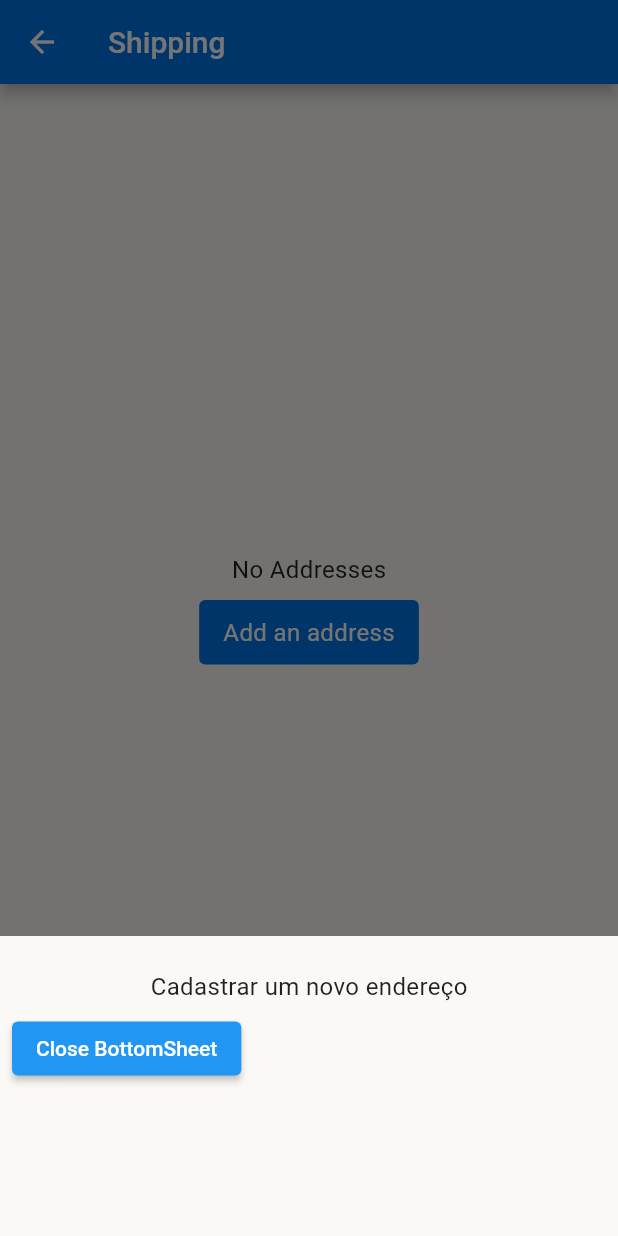
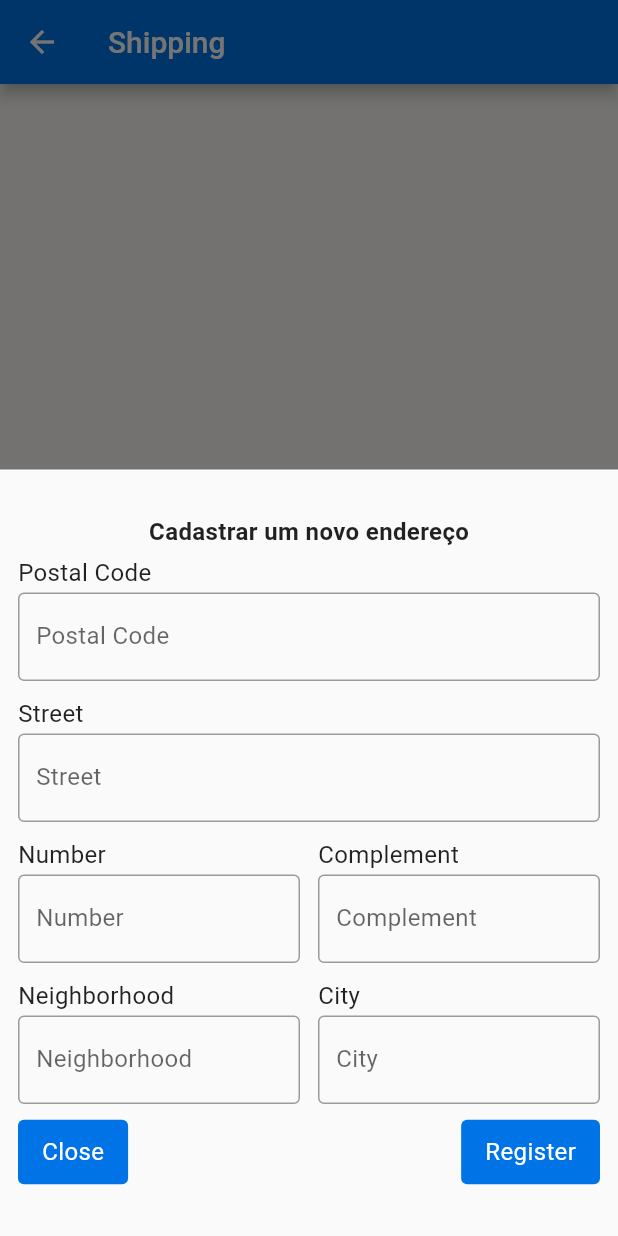
Before and after one commit to kobe-rodrigoperozzo/accessible_ds, a Flutter app: the ShippingPage screen opened directly with empty values, after a tap on "Add an address", on a phone screen of 412 x 824 dp. Run offline on Flutter 3.47's test engine with Material 2 defaults, Android fonts, the phone set to English and light mode, and no system bars; our stand-ins replace equatable; network calls fail.

```diff
--- a/example/lib/pages/shipping.dart
+++ b/example/lib/pages/shipping.dart
@@ -16,32 +16,138 @@ class _ShippingPageState extends State<ShippingPage> {
   List<Address> addresses = [];
 
   void addAddress() {
+    TextEditingController postalCodeController = TextEditingController();
+    TextEditingController streetController = TextEditingController();
+    TextEditingController numberController = TextEditingController();
+    TextEditingController complementController = TextEditingController();
+    TextEditingController neighborhoodController = TextEditingController();
+    TextEditingController cityController = TextEditingController();
+
     showModalBottomSheet<void>(
+      isScrollControlled: true,
       context: context,
       builder: (BuildContext context) {
-        return Container(
-          height: 200,
-          color: DsColors.foundation,
+        return SingleChildScrollView(
           child: Padding(
             padding: const EdgeInsets.symmetric(
-              horizontal: 8.0,
-              vertical: 24.0,
+              horizontal: 12.0,
+              vertical: 32.0,
             ),
             child: Column(
               crossAxisAlignment: CrossAxisAlignment.start,
               children: <Widget>[
-                const Center(
+                Center(
                   child: Text(
                     'Cadastrar um novo endereço',
-                    style: DsTypography.body,
+                    style: DsTypography.body.copyWith(fontWeight: FontWeight.bold),
                   ),
                 ),
-                const SizedBox(
-                  height: 8,
+                const SizedBox(height: 8),
+                const Text('Postal Code', style: DsTypography.body),
+                const SizedBox(height: 4),
+                DsInputTextField(
+                  controller: postalCodeController,
+                  label: 'Postal Code',
+                  alternativeText: 'Postal Code',
+                  keyboardType: TextInputType.number,
                 ),
-                ElevatedButton(
-                  child: const Text('Close BottomSheet'),
-                  onPressed: () => Navigator.pop(context),
+                const SizedBox(height: 12),
+                const Text('Street', style: DsTypography.body),
+                const SizedBox(height: 4),
+                DsInputTextField(
+                  controller: streetController,
+                  label: 'Street',
+                  alternativeText: 'Street',
+                ),
+                const SizedBox(height: 12),
+                Row(
+                  mainAxisAlignment: MainAxisAlignment.spaceBetween,
+                  children: <Widget>[
+                    Expanded(
+                      child: Column(
+                        crossAxisAlignment: CrossAxisAlignment.start,
+                        children: [
+                          const Text('Number', style: DsTypography.body),
+                          const SizedBox(height: 4),
+                          DsInputTextField(
+                            controller: numberController,
+                            label: 'Number',
+                            alternativeText: 'Number',
+                            keyboardType: TextInputType.number,
+                          ),
+                        ],
+                      ),
+                    ),
+                    const SizedBox(width: 12),
+                    Expanded(
+                      child: Column(
+                        crossAxisAlignment: CrossAxisAlignment.start,
+                        children: [
+                          const Text('Complement', style: DsTypography.body),
+                          const SizedBox(height: 4),
+                          DsInputTextField(
+                            controller: complementController,
+                            label: 'Complement',
+                            alternativeText: 'Complement',
+                          ),
+                        ],
+                      ),
+                    ),
+                  ],
+                ),
+                const SizedBox(height: 12),
+                Row(
+                  mainAxisAlignment: MainAxisAlignment.spaceBetween,
+                  children: <Widget>[
+                    Expanded(
+                      child: Column(
+                        crossAxisAlignment: CrossAxisAlignment.start,
+                        children: [
+                          const Text('Neighborhood', style: DsTypography.body),
+                          const SizedBox(height: 4),
+                          DsInputTextField(
+                            controller: neighborhoodController,
+                            label: 'Neighborhood',
+                            alternativeText: 'Neighborhood',
+                          ),
+                        ],
+                      ),
+                    ),
+                    const SizedBox(width: 12),
+                    Expanded(
+                      child: Column(
+                        crossAxisAlignment: CrossAxisAlignment.start,
+                        children: [
+                          const Text('City', style: DsTypography.body),
+                          const SizedBox(height: 4),
+                          DsInputTextField(
+                            controller: cityController,
+                            label: 'City',
+                            alternativeText: 'City',
+                          ),
+                        ],
+                      ),
+                    ),
+                  ],
+                ),
+                const SizedBox(height: 8),
+                Row(
+                  mainAxisAlignment: MainAxisAlignment.spaceBetween,
+                  children: <Widget>[
+                    DsTextButton(
+                      text: 'Close',
+                      onPressed: () => Navigator.pop(context),
+                      alternativeText: 'Close',
+                    ),
+                    DsTextButton(
+                      text: 'Register',
+                      onPressed: () {
+                        // Register address logic
+                        Navigator.pop(context);
+                      },
+                      alternativeText: 'Register',
+                    ),
+                  ],
                 ),
               ],
             ),
@@ -49,19 +155,6 @@ class _ShippingPageState extends State<ShippingPage> {
         );
       },
     );
-    // setState(() {
-    //   addresses.add(
-    //     Address(
-    //       postalCode: '12345',
-    //       streetName: 'Street Name',
-    //       number: '123',
-    //       complement: 'Apt 4B',
-    //       neighborhood: 'Neighborhood',
-    //       city: 'City',
-    //       country: 'Country',
-    //     ),
-    //   );
-    // });
   }
 
   @override
```
Also changed, not shown: 2 other files.
